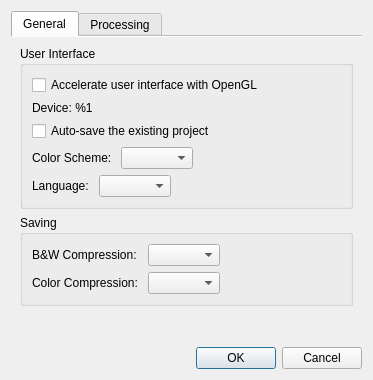
Above: ui/SettingsDialog.ui from 4lex4/scantailor-advanced before the change. Below: the same form after it.
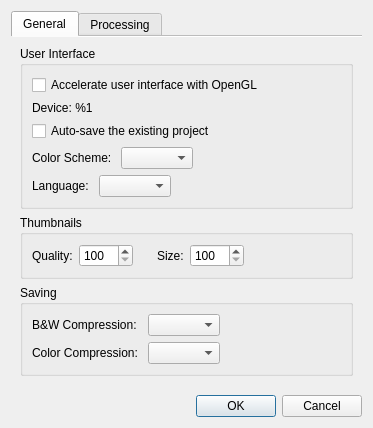
That is the form after the change.

Commit message: Add options to manage the quality and size of thumbnails.

What changed in the file:
```diff
--- a/ui/SettingsDialog.ui
+++ b/ui/SettingsDialog.ui
@@ -7,7 +7,7 @@
     <x>0</x>
     <y>0</y>
     <width>337</width>
-    <height>340</height>
+    <height>394</height>
    </rect>
   </property>
   <property name="windowTitle">
@@ -114,6 +114,98 @@
          <zorder>openglDeviceLabel</zorder>
         </widget>
        </item>
+       <item>
+        <widget class="QGroupBox" name="thumbnailsParams">
+         <property name="title">
+          <string>Thumbnails</string>
+         </property>
+         <layout class="QHBoxLayout" name="horizontalLayout_5">
+          <item>
+           <layout class="QHBoxLayout" name="horizontalLayout_6">
+            <item>
+             <widget class="QLabel" name="thumbnailQualityLabel">
+              <property name="text">
+               <string>Quality:</string>
+              </property>
+             </widget>
+            </item>
+            <item>
+             <widget class="QSpinBox" name="thumbnailQualitySB">
+              <property name="toolTip">
+               <string>The pixel size of the thumbnail image. The default value is 200.</string>
+              </property>
+              <property name="minimum">
+               <number>100</number>
+              </property>
+              <property name="maximum">
+               <number>1000</number>
+              </property>
+              <property name="singleStep">
+               <number>25</number>
+              </property>
+             </widget>
+            </item>
+           </layout>
+          </item>
+          <item>
+           <spacer name="horizontalSpacer_5">
+            <property name="orientation">
+             <enum>Qt::Horizontal</enum>
+            </property>
+            <property name="sizeType">
+             <enum>QSizePolicy::Fixed</enum>
+            </property>
+            <property name="sizeHint" stdset="0">
+             <size>
+              <width>18</width>
+              <height>1</height>
+             </size>
+            </property>
+           </spacer>
+          </item>
+          <item>
+           <layout class="QHBoxLayout" name="horizontalLayout_7">
+            <item>
+             <widget class="QLabel" name="thumbnailSizeLabel">
+              <property name="text">
+               <string>Size:</string>
+              </property>
+             </widget>
+            </item>
+            <item>
+             <widget class="QSpinBox" name="thumbnailSizeSB">
+              <property name="toolTip">
+               <string>The thumbnail size in the view. The default value is 250.</string>
+              </property>
+              <property name="minimum">
+               <number>100</number>
+              </property>
+              <property name="maximum">
+               <number>1000</number>
+              </property>
+              <property name="singleStep">
+               <number>25</number>
+              </property>
+             </widget>
+            </item>
+           </layout>
+          </item>
+          <item>
+           <spacer name="horizontalSpacer_6">
+            <property name="orientation">
+             <enum>Qt::Horizontal</enum>
+            </property>
+            <property name="sizeHint" stdset="0">
+             <size>
+              <width>1</width>
+              <height>1</height>
+             </size>
+            </property>
+           </spacer>
+          </item>
+         </layout>
+        </widget>
+       </item>
        <item>
         <widget class="QGroupBox" name="groupBox_2">
          <property name="title">
```
The commit also changes 5 other files.
